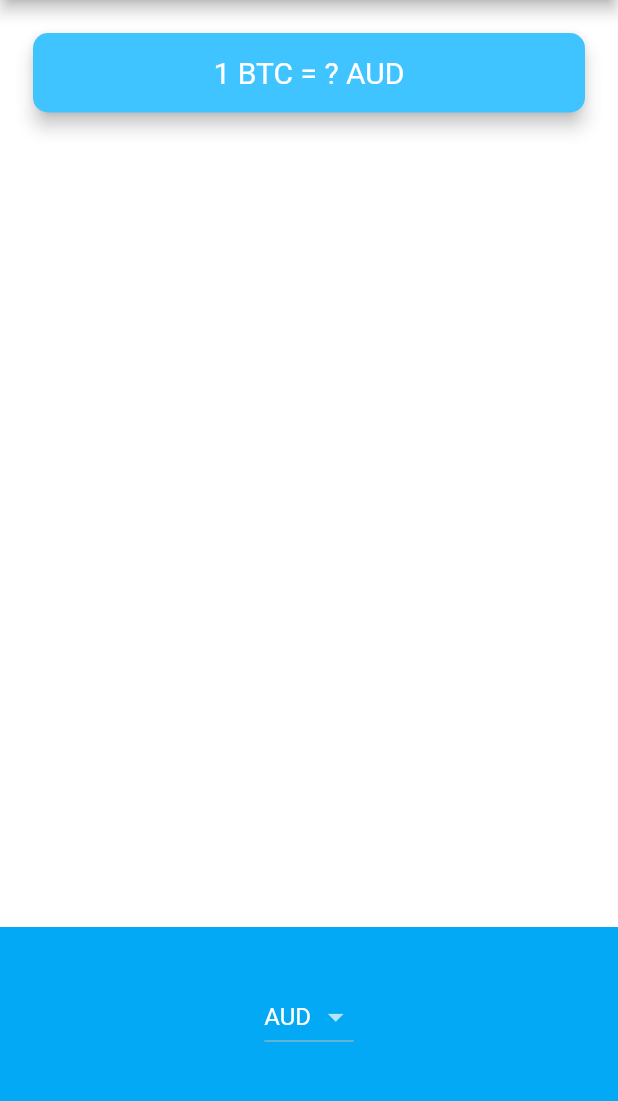
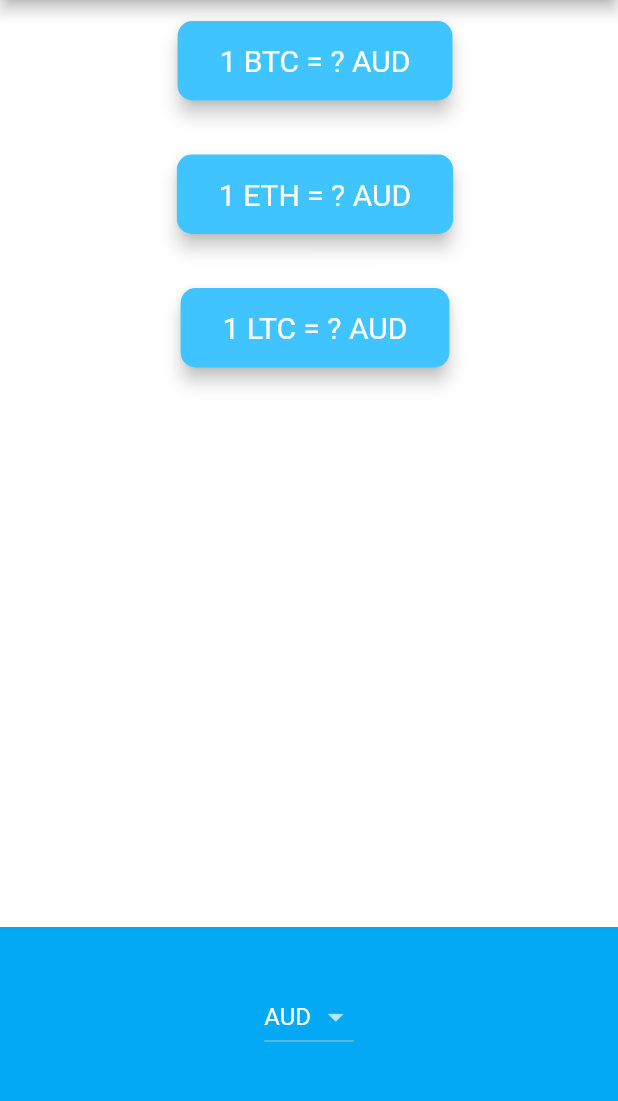
Before and after one commit to imrishuroy/Bitcoin-Ticker-Flutter, a Flutter app: the screen it shows after launch, on a phone screen of 412 x 824 dp, the part 84-1185 px from its top. Run offline on Flutter 3.47's test engine with Material 2 defaults, Android fonts, the phone set to English and light mode, and no system bars; network calls fail.

Commit message:
Added Repeted Code For Fetching Different Currency Data

```diff
--- a/lib/coin_data.dart
+++ b/lib/coin_data.dart
@@ -35,12 +35,13 @@ const List<String> cryptoList = [
 // const String url =
 //     "https://rest.coinapi.io/v1/exchangerate/BTC/USD?apikey=C1E7F10E-E665-4287-8F6A-1BBC8F0469C2";
 
-const coinUrl = 'https://rest.coinapi.io/v1/exchangerate/BTC/';
-const apiKey = 'C1E7F10E-E665-4287-8F6A-1BBC8F0469C2';
+const coinUrl = 'https://rest.coinapi.io/v1/exchangerate';
+// const apiKey = 'C1E7F10E-E665-4287-8F6A-1BBC8F0469C2';
+const apiKey = '65BBFE46-44C1-4976-81BE-361E95591187';
 
 class CoinData {
-  Future getCoinData(String slectedCurrency) async {
-    String requestUrl = '$coinUrl$slectedCurrency?apikey=$apiKey';
+  Future getCoinData({String slectedCurrency, String type}) async {
+    String requestUrl = '$coinUrl/$type/$slectedCurrency?apikey=$apiKey';
 
     http.Response response = await http.get(requestUrl);
 
--- a/lib/main.dart
+++ b/lib/main.dart
@@ -7,6 +7,7 @@ class MyApp extends StatelessWidget {
   @override
   Widget build(BuildContext context) {
     return MaterialApp(
+      debugShowCheckedModeBanner: false,
       theme: ThemeData.dark().copyWith(
           primaryColor: Colors.lightBlue,
           scaffoldBackgroundColor: Colors.white),
--- a/lib/price_screen.dart
+++ b/lib/price_screen.dart
@@ -38,22 +38,58 @@ class _PriceScreenState extends State<PriceScreen> {
 
   @override
   void initState() {
-    coinData();
-
+    // coinData();
+    // coinData2();
+    getLTCData();
     super.initState();
   }
 
   String bitCoinValue = '?';
+  String bitCoinValue1 = '?';
+  String bitCoinValue2 = '?';
 
   void coinData() async {
     double rate;
     CoinData coinData = CoinData();
     try {
-      var reqdata = await coinData.getCoinData(selectedCurrency);
+      var reqdata = await coinData.getCoinData(
+          slectedCurrency: selectedCurrency, type: 'BTC');
+      setState(() {
+        rate = reqdata['rate'];
+        bitCoinValue1 = rate.toStringAsFixed(0);
+      });
+    } catch (error) {
+      print(error);
+    }
+  }
+
+  void coinData2() async {
+    double rate;
+    CoinData coinData = CoinData();
+    try {
+      var reqdata = await coinData.getCoinData(
+          slectedCurrency: selectedCurrency, type: 'ETH');
+      setState(() {
+        rate = reqdata['rate'];
+        bitCoinValue2 = rate.toStringAsFixed(0);
+      });
+    } catch (error) {
+      print(error);
+    }
+  }
+
+  void getLTCData() async {
+    double rate;
+    CoinData coinData = CoinData();
+    try {
+      for (String i in cryptoList) {
+        var reqdata = await coinData.getCoinData(
+            slectedCurrency: selectedCurrency, type: i);
         setState(() {
           rate = reqdata['rate'];
           bitCoinValue = rate.toStringAsFixed(0);
         });
+      }
     } catch (error) {
       print(error);
     }
@@ -67,31 +103,32 @@ class _PriceScreenState extends State<PriceScreen> {
       ),
       body: Column(
         mainAxisAlignment: MainAxisAlignment.spaceBetween,
+        // mainAxisAlignment: MainAxisAlignment.spaceBetween,
         crossAxisAlignment: CrossAxisAlignment.stretch,
         children: <Widget>[
-          Padding(
-            padding: EdgeInsets.fromLTRB(18.0, 18.0, 18.0, 0),
-            child: Card(
-              color: Colors.lightBlueAccent,
-              elevation: 5.0,
-              shape: RoundedRectangleBorder(
-                borderRadius: BorderRadius.circular(10.0),
-              ),
-              child: Padding(
-                padding: EdgeInsets.symmetric(vertical: 15.0, horizontal: 28.0),
-                child: Text(
-                  // '1 BTC = ${rateInUsd.toStringAsFixed(2)} USD',
-                  '1 BTC = $bitCoinValue $selectedCurrency',
-                  textAlign: TextAlign.center,
-                  style: TextStyle(
-                    fontSize: 20.0,
-                    color: Colors.white,
+          Expanded(
+            child: Container(
+              child: Column(
+                children: [
+                  CoinCard(
+                      cryptoName: 'BTC',
+                      bitCoinValue: bitCoinValue,
+                      selectedCurrency: selectedCurrency),
+                  CoinCard(
+                      cryptoName: 'ETH',
+                      bitCoinValue: bitCoinValue1,
+                      selectedCurrency: selectedCurrency),
+                  CoinCard(
+                      cryptoName: 'LTC',
+                      bitCoinValue: bitCoinValue2,
+                      selectedCurrency: selectedCurrency),
+                ],
               ),
             ),
           ),
-            ),
-          ),
-          Container(
+          Expanded(
+            flex: 0,
+            child: Container(
               height: 150.0,
               alignment: Alignment.center,
               padding: EdgeInsets.only(bottom: 30.0),
@@ -103,6 +140,8 @@ class _PriceScreenState extends State<PriceScreen> {
                         setState(() {
                           selectedCurrency = currenciesList[index];
                           coinData();
+                          coinData2();
+                          getLTCData();
                         });
                         // print(value);
                       },
@@ -117,9 +156,12 @@ class _PriceScreenState extends State<PriceScreen> {
                             print(value);
                             selectedCurrency = value;
                             coinData();
+                            coinData2();
+                            getLTCData();
                           },
                         );
                       },
+                    ),
             ),
           ),
         ],
@@ -127,3 +169,38 @@ class _PriceScreenState extends State<PriceScreen> {
     );
   }
 }
+
+class CoinCard extends StatelessWidget {
+  final String cryptoName;
+  final String bitCoinValue;
+  final String selectedCurrency;
+
+  CoinCard({this.cryptoName, this.bitCoinValue, this.selectedCurrency});
+  @override
+  Widget build(BuildContext context) {
+    return Container(
+      child: Padding(
+        padding: EdgeInsets.fromLTRB(18, 10, 10, 18),
+        child: Card(
+          color: Colors.lightBlueAccent,
+          elevation: 5.0,
+          shape: RoundedRectangleBorder(
+            borderRadius: BorderRadius.circular(10.0),
+          ),
+          child: Padding(
+            padding: EdgeInsets.symmetric(vertical: 15.0, horizontal: 28.0),
+            child: Text(
+              // '1 BTC = ${rateInUsd.toStringAsFixed(2)} USD',
+              '1 $cryptoName = $bitCoinValue $selectedCurrency',
+              textAlign: TextAlign.center,
+              style: TextStyle(
+                fontSize: 20.0,
+                color: Colors.white,
+              ),
+            ),
+          ),
+        ),
+      ),
+    );
+  }
+}
```
Lines whose indentation alone changed are shown as unchanged.
